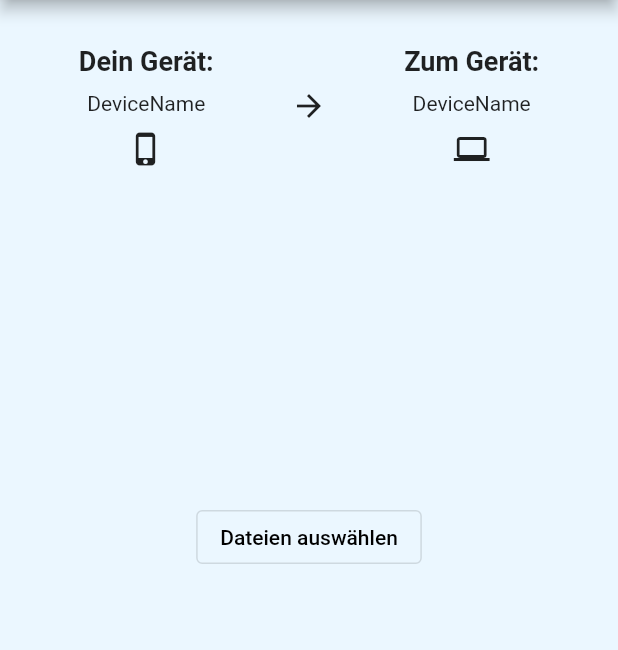
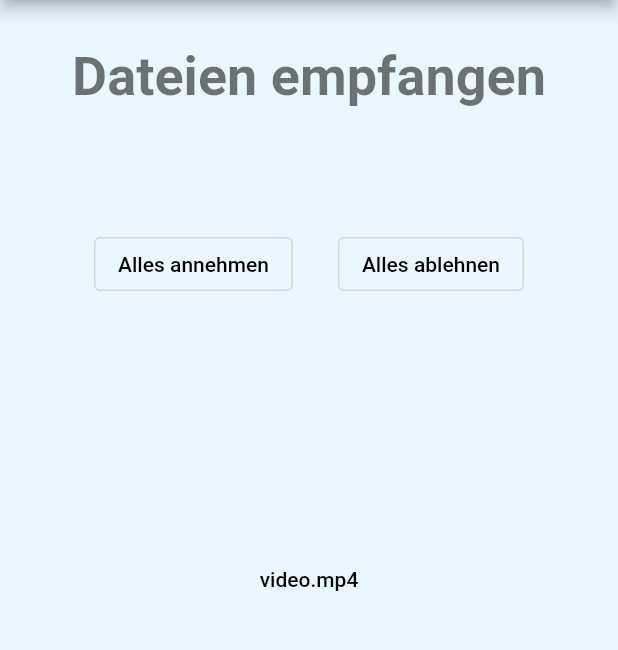
Before and after one commit to szettl135/share2desktop, a Flutter app: the ChooseFiles screen opened directly, after a tap on "Dateien auswählen", on a phone screen of 412 x 824 dp, the part 84-734 px from its top. Run offline on Flutter 3.47's test engine with Material 2 defaults, Android fonts, the phone set to English and light mode, and no system bars; Roboto replaces fonts that are missing (Arial).

Commit message:
EmpfangenScreen

```diff
--- a/lib/chooseFiles.dart
+++ b/lib/chooseFiles.dart
@@ -1,4 +1,5 @@
 import 'package:flutter/material.dart';
+import 'package:share2desktop/receiveFiles.dart';
 
 class ChooseFiles extends StatefulWidget {
   const ChooseFiles({Key? key}) : super(key : key);
@@ -45,7 +46,12 @@ class _ChooseFiles extends State<ChooseFiles> {
           ),
         ),
         Spacer(flex:1),
-        OutlinedButton(onPressed: () => print("E"), child: Text("Dateien auswählen")),
+        OutlinedButton(onPressed: () => {
+                    Navigator.push(
+                      context,
+                      MaterialPageRoute(builder: (context) => ReceiveFiles()),
+                    )
+                  },child: Text("Dateien auswählen")),
         Spacer(flex:2)
       ])
     );
--- /dev/null
+++ b/lib/receiveFiles.dart
@@ -0,0 +1,40 @@
+import 'package:flutter/material.dart';
+
+class ReceiveFiles extends StatefulWidget {
+  const ReceiveFiles({Key? key}) : super(key: key);
+
+  @override
+  _ReceiveFiles createState() => _ReceiveFiles();
+}
+
+class _ReceiveFiles extends State<ReceiveFiles> {
+  Object? selectedDevice = null;
+
+  @override
+  Widget build(BuildContext context) {
+    return Scaffold(
+      appBar: new AppBar(title: new Text("Share2Desktop")),
+      body: Column(children: [
+        Container(padding: EdgeInsets.all(30), child:  Text("Dateien empfangen",style: Theme.of(context).textTheme.headline2)),
+        SizedBox(height: 50),
+        Row(mainAxisAlignment:MainAxisAlignment.center ,children: [
+          OutlinedButton(child: Text("Alles annehmen"), onPressed: () => {print("alles annehmen")}),SizedBox(width: 30),OutlinedButton(child: Text("Alles ablehnen"), onPressed: () => {print("ablehnen")})
+        ],),
+        Spacer(flex: 2),
+        Container(
+
+              padding: EdgeInsets.all(50),
+              height: MediaQuery.of(context).size.height * 0.5,
+              child: ListView(
+                padding: const EdgeInsets.all(8),
+                children: <Widget>[
+                  TextButton(child: Text("video.mp4"),onPressed: () => (print("Video.mp4")),)
+
+
+                ])),
+        Spacer(flex:1)
+
+      ])
+    );
+  }
+}
```
